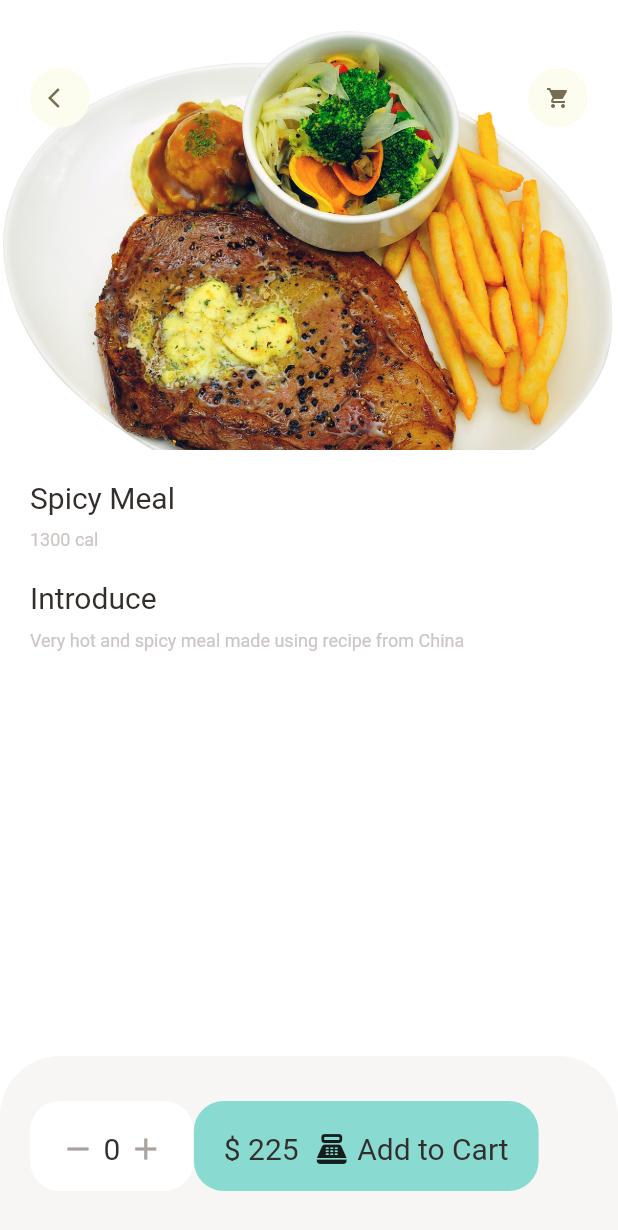
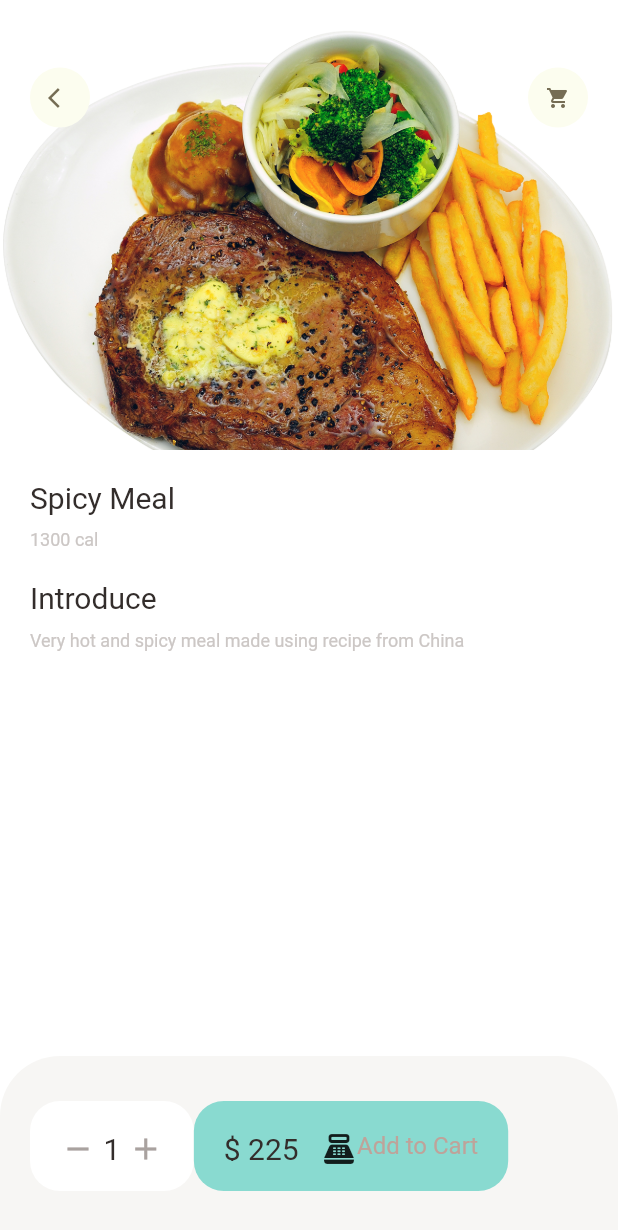
Before and after one commit to T-Thyrak/quickfood, a Flutter app: the FoodDelail screen opened directly, on a phone screen of 412 x 824 dp. Shown: the top 1230 px of the screen. Run offline on Flutter 3.47's test engine with Material 2 defaults, Android fonts, the phone set to English and light mode, and no system bars; our stand-ins replace get.

Commit message:
mostly done detail food

```diff
--- a/lib/core/dimensions.dart
+++ b/lib/core/dimensions.dart
@@ -3,4 +3,5 @@ import 'package:get/get.dart';
 class Dimensions {
   static double screenHeigh = Get.context!.height;
   static double screenWidth = Get.context!.width;
+  //this shit is broken for me
 }
--- a/lib/pages/food_details/food_detail_page.dart
+++ b/lib/pages/food_details/food_detail_page.dart
@@ -1,18 +1,40 @@
 import 'package:quickfood/core/base_import.dart';
 import 'package:quickfood/widgets/exandable_text_widgets.dart';
 
-class FoodDelail extends StatelessWidget {
-  Food fooddata = foods[0];
-
+class FoodDelail extends StatefulWidget {
   FoodDelail({
     Key? key,
     //required this.fooddata
   }) : super(key: key);
 
   @override
+  State<FoodDelail> createState() => _FoodDelailState();
+}
+
+class _FoodDelailState extends State<FoodDelail> {
+  Food fooddata = foods[0];
+  int _quantity = 1;
+
+  void setQuantity() {
+    setState(() {
+      _quantity++;
+    });
+  }
+
+  void lowQuantity() {
+    if (_quantity <= 0) {
+      _quantity = 1;
+    }
+    setState(() {
+      _quantity--;
+    });
+  }
+
+  @override
   Widget build(BuildContext context) {
     int foodcal = fooddata.calories;
-    int foodprice = fooddata.price;
+    int foodprice = (fooddata.price) * _quantity;
+
     return Scaffold(
       backgroundColor: Colors.white,
       body: Stack(
@@ -37,8 +59,10 @@ class FoodDelail extends StatelessWidget {
               child: Row(
                 mainAxisAlignment: MainAxisAlignment.spaceBetween,
                 children: [
-                  AppIcon(icon: Icons.arrow_back_ios),
-                  AppIcon(icon: Icons.shopping_cart),
+                  GestureDetector(
+                      onTap: () {}, child: AppIcon(icon: Icons.arrow_back_ios)),
+                  GestureDetector(
+                      onTap: () {}, child: AppIcon(icon: Icons.shopping_cart)),
                 ],
               )),
           //TILTE
@@ -71,11 +95,15 @@ class FoodDelail extends StatelessWidget {
                     SizedBox(
                       height: 10,
                     ),
-                    SmallText(text: fooddata.description),
+                    SingleChildScrollView(
+                      child: ExandableTextWidget(
+                        text: fooddata.description,
+                      ),
+                    ),
                   ],
                 ),
               )),
-          //FoodData
+          //FoodData 4:25:03
         ],
       ),
       bottomNavigationBar: Container(
@@ -97,20 +125,26 @@ class FoodDelail extends StatelessWidget {
               child: Row(
                 mainAxisAlignment: MainAxisAlignment.spaceBetween,
                 children: [
-                  Icon(
-                    Icons.remove,
-                    color: AppColor.signColor,
+                  GestureDetector(
+                    onTap: lowQuantity,
+                    child: Icon(
+                      Icons.remove,
+                      color: AppColor.signColor,
+                    ),
                   ),
                   SizedBox(
                     width: 5,
                   ),
-                  BigText(text: "0"),
+                  BigText(text: "$_quantity"),
                   SizedBox(
                     width: 5,
                   ),
-                  Icon(
-                    Icons.add,
-                    color: AppColor.signColor,
+                  GestureDetector(
+                    onTap: setQuantity,
+                    child: Icon(
+                      Icons.add,
+                      color: AppColor.signColor,
+                    ),
                   ),
                 ],
               ),
@@ -121,17 +155,19 @@ class FoodDelail extends StatelessWidget {
                   borderRadius: BorderRadius.circular(20),
                   color: AppColor.mainColor),
               child: InkWell(
+                onTap: () {},
                 child: Row(
                   children: [
-                    BigText(text: "\$ $foodprice"),
+                    BigText(text: "\$ $foodprice "),
                     SizedBox(
                       width: 10,
                     ),
                     Icon(Icons.point_of_sale_rounded),
-                    SizedBox(
-                      width: 5,
+                    SmallText(
+                      text: "Add to Cart",
+                      size: 16,
+                      color: Color.fromARGB(255, 190, 163, 154),
                     ),
-                    BigText(text: "Add to Cart"),
                   ],
                 ),
               ),
--- a/lib/widgets/exandable_text_widgets.dart
+++ b/lib/widgets/exandable_text_widgets.dart
@@ -12,7 +12,7 @@ class _ExandableTextWidgetState extends State<ExandableTextWidget> {
   late String firstHalf;
   late String latertHalf;
   bool islongs = true;
-  double textHeight = Dimensions.screenHeigh / 5.63;
+  double textHeight = 160;
 
   @override
   void initState() {
@@ -51,7 +51,7 @@ class _ExandableTextWidgetState extends State<ExandableTextWidget> {
                         color: AppColor.mainColor,
                       ),
                       Icon(
-                        Icons.arrow_downward,
+                        islongs ? Icons.arrow_downward : Icons.arrow_upward,
                         color: AppColor.mainColor,
                       ),
                     ],
```
